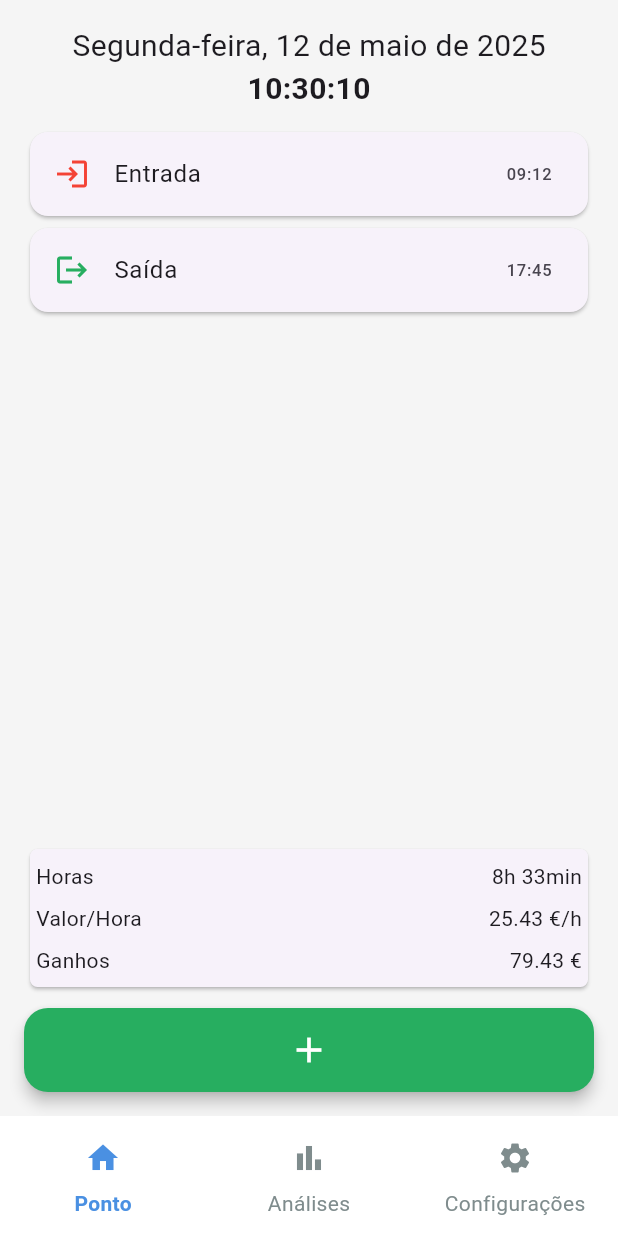
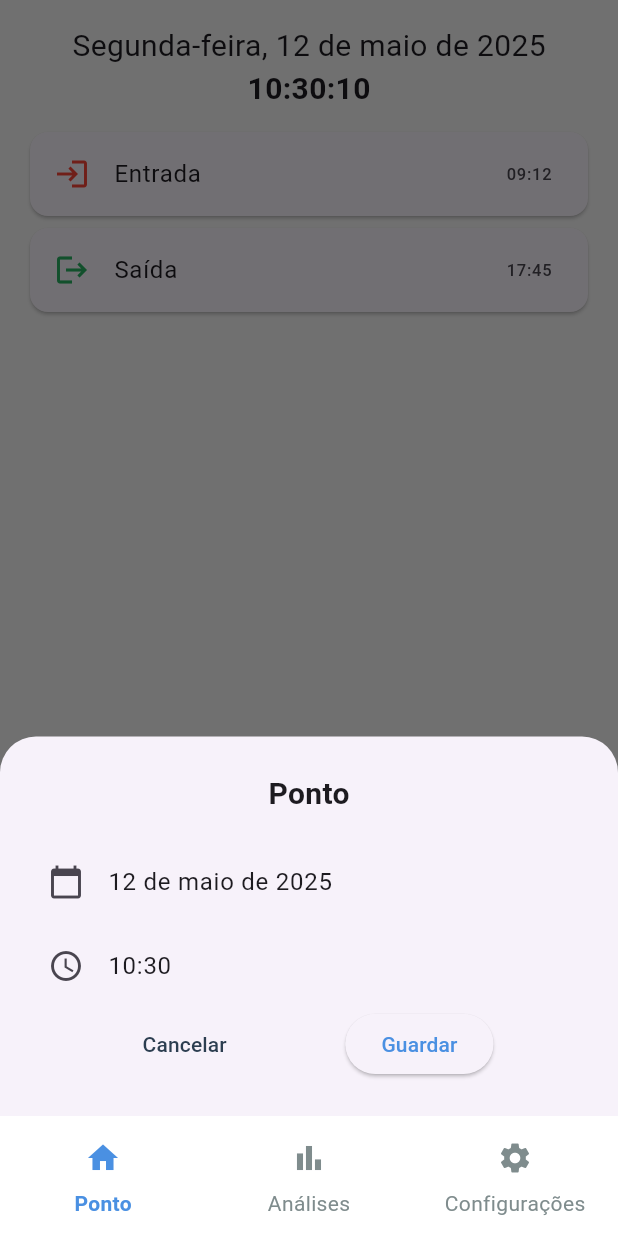
Before and after one commit to srcast/OnTime, a Flutter app: the screen it shows after launch, after a tap on the "add" icon, on a phone screen of 412 x 824 dp. Run offline on Flutter 3.47's test engine with Material 3 defaults, Android fonts, the phone set to English and light mode, and no system bars; our stand-ins replace device_preview, drift, drift_flutter, get_it, go_router; accounts and stored records are empty; generated files the repository leaves out were written again.

Commit message:
Point Modal
Creation of a modal to create/update new regist

```diff
--- /dev/null
+++ b/on_time/lib/layout/widgets/point_modal.dart
@@ -0,0 +1,119 @@
+import 'package:flutter/material.dart';
+import 'package:intl/intl.dart';
+import 'package:on_time/utils/colors.dart';
+import 'package:on_time/utils/labels.dart';
+
+// ignore: must_be_immutable
+class PointModal extends StatefulWidget {
+  DateTime date;
+  PointModal({super.key, required this.date});
+
+  @override
+  State<PointModal> createState() => _PointModal();
+}
+
+class _PointModal extends State<PointModal> {
+  late DateTime selectedDateTime = widget.date;
+
+  @override
+  void initState() {
+    super.initState();
+  }
+
+  Future<void> _pickDate() async {
+    final pickedDate = await showDatePicker(
+      context: context,
+      initialDate: selectedDateTime,
+      firstDate: DateTime(2000),
+      lastDate: DateTime(
+        DateTime.now().year,
+        DateTime.now().month,
+        DateTime.now().day,
+      ),
+    );
+    if (pickedDate != null) {
+      setState(() {
+        selectedDateTime = DateTime(
+          pickedDate.year,
+          pickedDate.month,
+          pickedDate.day,
+          selectedDateTime.hour,
+          selectedDateTime.minute,
+        );
+      });
+    }
+  }
+
+  Future<void> _pickTime() async {
+    final pickedTime = await showTimePicker(
+      context: context,
+      initialTime: TimeOfDay.fromDateTime(DateTime.now()),
+    );
+    if (pickedTime != null) {
+      setState(() {
+        selectedDateTime = DateTime(
+          selectedDateTime.year,
+          selectedDateTime.month,
+          selectedDateTime.day,
+          pickedTime.hour,
+          pickedTime.minute,
+        );
+      });
+    }
+  }
+
+  @override
+  Widget build(BuildContext context) {
+    final dateFormatted = DateFormat.yMMMMd("pt_PT").format(selectedDateTime);
+    final timeFormatted = DateFormat.Hm().format(selectedDateTime);
+
+    return Padding(
+      padding: EdgeInsets.only(
+        bottom: MediaQuery.of(context).viewInsets.bottom,
+        left: 16,
+        right: 16,
+        top: 24,
+      ),
+      child: Column(
+        mainAxisSize: MainAxisSize.min,
+        children: [
+          Text(
+            "Ponto",
+            style: TextStyle(fontSize: 20, fontWeight: FontWeight.bold),
+          ),
+          SizedBox(height: 16),
+          ListTile(
+            leading: Icon(Icons.calendar_today),
+            title: Text(dateFormatted),
+            onTap: _pickDate,
+          ),
+          ListTile(
+            leading: Icon(Icons.access_time),
+            title: Text(timeFormatted),
+            onTap: _pickTime,
+          ),
+          Row(
+            mainAxisAlignment: MainAxisAlignment.spaceEvenly,
+            children: [
+              TextButton(
+                onPressed: () => Navigator.pop(context),
+                child: Text(
+                  Labels.cancel,
+                  style: TextStyle(color: AppColors.darkGray),
+                ),
+              ),
+              ElevatedButton(
+                onPressed: () => Navigator.pop(context, selectedDateTime),
+                child: Text(
+                  Labels.save,
+                  style: TextStyle(color: AppColors.strongBlue),
+                ),
+              ),
+            ],
+          ),
+          SizedBox(height: 24),
+        ],
+      ),
+    );
+  }
+}
--- a/on_time/lib/utils/labels.dart
+++ b/on_time/lib/utils/labels.dart
@@ -8,4 +8,6 @@ class Labels {
   static const hours = 'Horas';
   static const hourValue = 'Valor/Hora';
   static const profit = 'Ganhos';
+  static const cancel = 'Cancelar';
+  static const save = 'Guardar';
 }
--- a/on_time/lib/viewmodel/home_page_vm.dart
+++ b/on_time/lib/viewmodel/home_page_vm.dart
@@ -1,7 +1,7 @@
 import 'dart:async';
-
-import 'package:flutter/foundation.dart';
+import 'package:flutter/material.dart';
 import 'package:intl/intl.dart';
+import 'package:on_time/layout/widgets/point_modal.dart';
 
 class HomePageViewModel extends ChangeNotifier {
   late DateTime _date;
@@ -25,6 +25,17 @@ class HomePageViewModel extends ChangeNotifier {
       ) ??
       '';
 
+  Future<void> openPointModal(BuildContext context) async {
+    final selectedDateTime = await showModalBottomSheet<DateTime>(
+      context: context,
+      isScrollControlled: true,
+      shape: RoundedRectangleBorder(
+        borderRadius: BorderRadius.vertical(top: Radius.circular(24)),
+      ),
+      builder: (_) => PointModal(date: _date),
+    );
+  }
+
   /*   @override
   void dispose() {
     _timer.cancel();
--- a/on_time/lib/views/home_page.dart
+++ b/on_time/lib/views/home_page.dart
@@ -53,8 +53,8 @@ class _HomePage extends State<HomePage> {
               shape: RoundedRectangleBorder(
                 borderRadius: BorderRadius.circular(16),
               ),
+              onPressed: () => homeVM.openPointModal(context),
               child: Icon(Icons.add, size: 28),
-              onPressed: () {},
             ),
           ],
         ),
```
